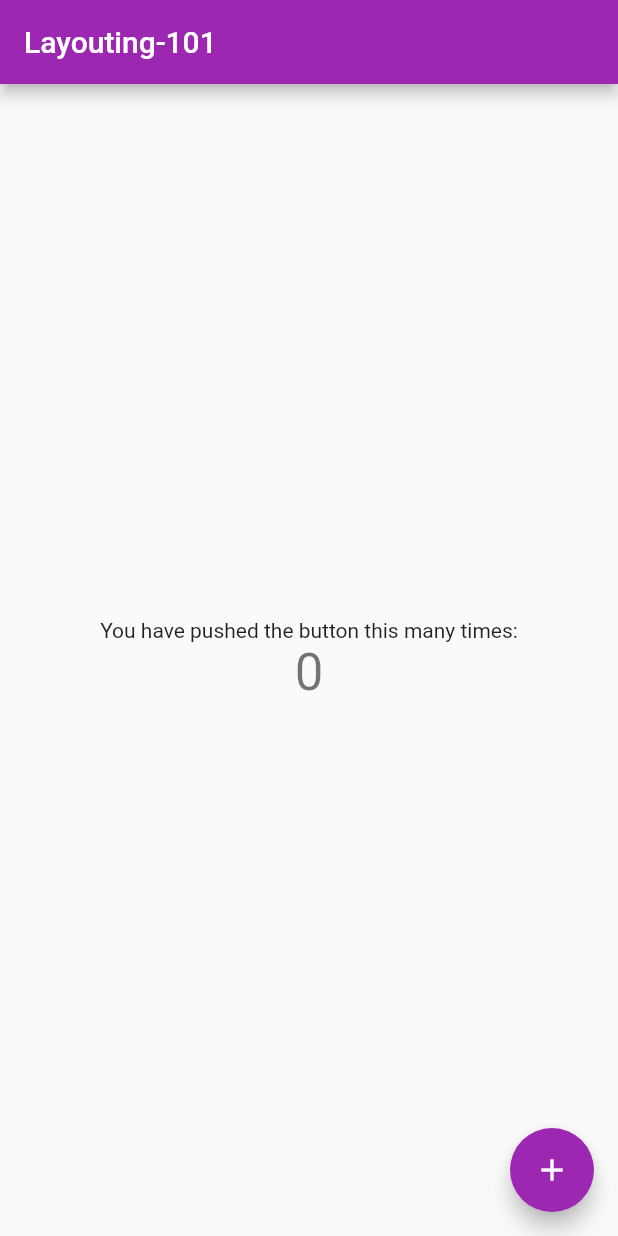
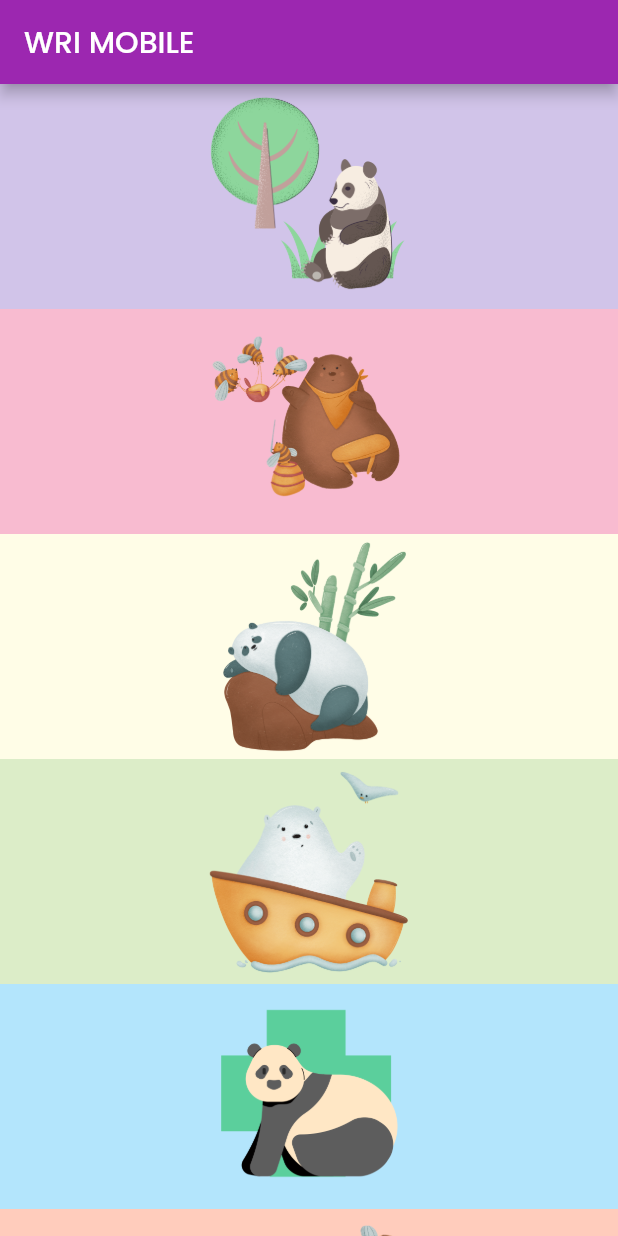
Before and after one commit to wri-9-mobile/layouting-101-assigment-syahla31, a Flutter app: the screen it shows after launch, on a phone screen of 412 x 824 dp. Run offline on Flutter 3.47's test engine with Material 2 defaults, Android fonts, the phone set to English and light mode, and no system bars; our stand-ins replace google_fonts.

```diff
--- a/lib/main.dart
+++ b/lib/main.dart
@@ -1,4 +1,7 @@
+// ignore_for_file: use_key_in_widget_constructors, unused_local_variable
+
 import 'package:flutter/material.dart';
+import 'package:google_fonts/google_fonts.dart';
 
 void main() {
   runApp(const MyApp());
@@ -11,26 +14,20 @@ class MyApp extends StatelessWidget {
   @override
   Widget build(BuildContext context) {
     return MaterialApp(
-      title: 'Layouting-101',
+      title: 'WRI Mobile',
       theme: ThemeData(
         primarySwatch: Colors.purple,
+        textTheme: GoogleFonts.poppinsTextTheme(
+          Theme.of(context).textTheme,
         ),
-      home: const MyHomePage(title: 'Layouting-101'),
+      ),
+      home: const MyHomePage(title: 'WRI MOBILE'),
     );
   }
 }
 
 class MyHomePage extends StatefulWidget {
   const MyHomePage({Key? key, required this.title}) : super(key: key);
-
-  // This widget is the home page of your application. It is stateful, meaning
-  // that it has a State object (defined below) that contains fields that affect
-  // how it looks.
-
-  // This class is the configuration for the state. It holds the values (in this
-  // case the title) provided by the parent (in this case the App widget) and
-  // used by the build method of the State. Fields in a Widget subclass are
-  // always marked "final".
 
   final String title;
 
@@ -39,68 +36,78 @@ class MyHomePage extends StatefulWidget {
 }
 
 class _MyHomePageState extends State<MyHomePage> {
-  int _counter = 0;
-
-  void _incrementCounter() {
-    setState(() {
-      // This call to setState tells the Flutter framework that something has
-      // changed in this State, which causes it to rerun the build method below
-      // so that the display can reflect the updated values. If we changed
-      // _counter without calling setState(), then the build method would not be
-      // called again, and so nothing would appear to happen.
-      _counter++;
-    });
-  }
-
   @override
   Widget build(BuildContext context) {
-    // This method is rerun every time setState is called, for instance as done
-    // by the _incrementCounter method above.
-    //
-    // The Flutter framework has been optimized to make rerunning build methods
-    // fast, so that you can just rebuild anything that needs updating rather
-    // than having to individually change instances of widgets.
     return Scaffold(
         appBar: AppBar(
-        // Here we take the value from the MyHomePage object that was created by
-        // the App.build method, and use it to set our appbar title.
           title: Text(widget.title),
         ),
-      body: Center(
-        // Center is a layout widget. It takes a single child and positions it
-        // in the middle of the parent.
+        body: SingleChildScrollView(
           child: Column(
-          // Column is also a layout widget. It takes a list of children and
-          // arranges them vertically. By default, it sizes itself to fit its
-          // children horizontally, and tries to be as tall as its parent.
-          //
-          // Invoke "debug painting" (press "p" in the console, choose the
-          // "Toggle Debug Paint" action from the Flutter Inspector in Android
-          // Studio, or the "Toggle Debug Paint" command in Visual Studio Code)
-          // to see the wireframe for each widget.
-          //
-          // Column has various properties to control how it sizes itself and
-          // how it positions its children. Here we use mainAxisAlignment to
-          // center the children vertically; the main axis here is the vertical
-          // axis because Columns are vertical (the cross axis would be
-          // horizontal).
-          mainAxisAlignment: MainAxisAlignment.center,
+            mainAxisAlignment: MainAxisAlignment.start,
             children: <Widget>[
-            const Text(
-              'You have pushed the button this many times:',
+              Container(
+                height: 150,
+                width: double.infinity,
+                decoration: BoxDecoration(
+                  color: Colors.deepPurple[100],
+                  image: DecorationImage(
+                    image: AssetImage('assets/panda1.png'),
                   ),
-            Text(
-              '$_counter',
-              style: Theme.of(context).textTheme.headline4,
+                ),
+              ),
+              Container(
+                height: 150,
+                width: double.infinity,
+                decoration: BoxDecoration(
+                  color: Colors.pink[100],
+                  image: DecorationImage(
+                    image: AssetImage('assets/beruang.png'),
+                  ),
+                ),
+              ),
+              Container(
+                height: 150,
+                width: double.infinity,
+                decoration: BoxDecoration(
+                  color: Colors.yellow[50],
+                  image: DecorationImage(
+                    image: AssetImage('assets/panda.png'),
+                  ),
+                ),
+              ),
+              Container(
+                height: 150,
+                width: double.infinity,
+                decoration: BoxDecoration(
+                  color: Colors.lightGreen[100],
+                  image: DecorationImage(
+                    image: AssetImage('assets/beruang2.png'),
+                  ),
+                ),
+              ),
+              Container(
+                height: 150,
+                width: double.infinity,
+                decoration: BoxDecoration(
+                  color: Colors.lightBlue[100],
+                  image: DecorationImage(
+                    image: AssetImage('assets/panda2.png'),
+                  ),
+                ),
+              ),
+              Container(
+                height: 150,
+                width: double.infinity,
+                decoration: BoxDecoration(
+                  color: Colors.deepOrange[100],
+                  image: DecorationImage(
+                    image: AssetImage('assets/beruang1.png'),
+                  ),
+                ),
               ),
             ],
           ),
-      ),
-      floatingActionButton: FloatingActionButton(
-        onPressed: _incrementCounter,
-        tooltip: 'Increment',
-        child: const Icon(Icons.add),
-      ), // This trailing comma makes auto-formatting nicer for build methods.
-    );
+        ));
   }
 }
```
Also changed, not shown: pubspec.yaml (+9 -1 lines), assets/beruang.png (added), assets/beruang1.png (added), assets/beruang2.png (added), assets/panda.png (added), assets/panda1.png (added), assets/panda2.png (added), pubspec.lock. Lines whose indentation alone changed are shown as unchanged.
